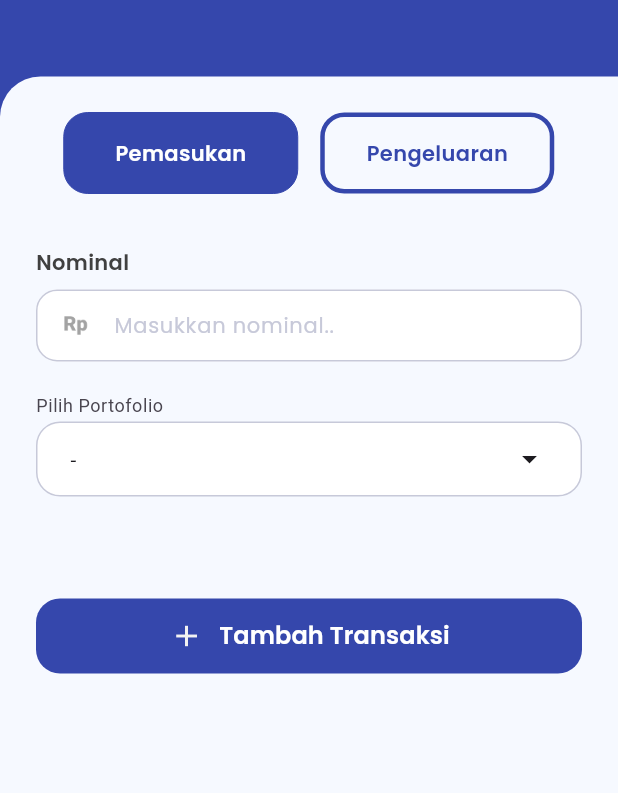
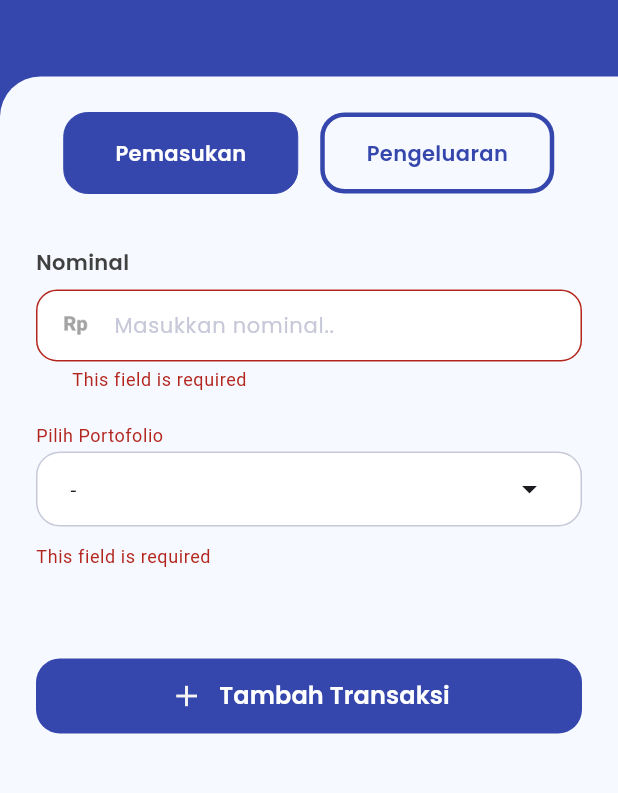
Before and after one commit to gochujjang/simedit, a Flutter app: the PortofolioTransaksiPage screen opened directly, after a tap on "Tambah Transaksi", on a phone screen of 412 x 824 dp, the part 60-853 px from its top. Run offline on Flutter 3.47's test engine with Material 3 defaults, Android fonts, the phone set to English and light mode, and no system bars; our stand-ins replace carousel_slider, dio, get, get_storage, google_fonts; accounts and stored records are empty; network calls fail.

Commit message:
tambah transaksi porto

```diff
--- a/lib/controllers/home_controller.dart
+++ b/lib/controllers/home_controller.dart
@@ -1,9 +1,11 @@
+import 'package:SiMedit/controllers/portofolio_controller.dart';
 import 'package:SiMedit/controllers/portofolio_tambah_controller.dart';
 import 'package:SiMedit/controllers/profile_controller.dart';
 import 'package:get/get.dart';
 
 class HomeController extends GetxController {
   ProfileController profileController = Get.put(ProfileController());
+  PortofolioController portofolioController = Get.put(PortofolioController());
   PortofolioTambahController portoAddController =
       Get.put(PortofolioTambahController());
   @override
@@ -12,6 +14,7 @@ class HomeController extends GetxController {
 
     profileController.getProfiles();
     portoAddController.getListPorto();
+    portofolioController.getPortofolio();
     update();
   }
 
--- a/lib/controllers/portofolio_tambah_controller.dart
+++ b/lib/controllers/portofolio_tambah_controller.dart
@@ -1,5 +1,7 @@
 import 'package:SiMedit/controllers/portofolio_controller.dart';
 import 'package:SiMedit/services/porto_service.dart';
+import 'package:SiMedit/theme.dart';
+import 'package:SiMedit/ui/pages/home_page.dart';
 import 'package:flutter/material.dart';
 import 'package:get/get.dart';
 
@@ -35,7 +37,45 @@ class PortofolioTambahController extends GetxController {
   }
 
   var isStatusActive = false.obs;
-  String? status = 'pemasukan';
   String? nominal;
   String? porto_id;
+  String? status = 'pemasukan';
+
+  doTambahTransaksi() async {
+    bool isValid = formKey.currentState!.validate();
+    if (!isValid) {
+      return;
+    }
+
+    bool isSuccess = await PortoService().tambah(
+      nominal: nominal!,
+      porto_id: porto_id!,
+      status: status!,
+    );
+
+    if (!isSuccess) {
+      Get.snackbar(
+        'Error',
+        'Data tidak terkirim',
+        snackPosition: SnackPosition.TOP,
+        colorText: whiteColor,
+        backgroundColor: redColor,
+      );
+      return;
+    } else {
+      Get.snackbar(
+        'Success',
+        'Berhasil Menambah Transaksi',
+        snackPosition: SnackPosition.TOP,
+        colorText: whiteColor,
+        backgroundColor: greenColor,
+      );
+
+      portoController.getPortofolio();
+      portoController.doTotal();
+
+      update();
+      Get.off(() => HomePage(), arguments: 2);
+    }
+  }
 }
--- a/lib/services/porto_service.dart
+++ b/lib/services/porto_service.dart
@@ -20,7 +20,6 @@ class PortoService {
     String jsonString = jsonEncode(response.data);
     Map obj = jsonDecode(jsonString);
     List data = obj["data"];
-    print(data);
     return data;
   }
 
@@ -144,14 +143,14 @@ class PortoService {
   }
 
   tambah({
+    required String nominal,
+    required String porto_id,
     required String status,
-    required int nominal,
-    required String porto,
   }) async {
     String? token = box.read("token");
     try {
       var response = await Dio().post(
-        "https://reqres.in/api/users",
+        "https://medit.kreatifsolusindo.id/api/portofolio-transaction",
         options: Options(
           headers: {
             "Content-Type": "application/json",
@@ -159,15 +158,17 @@ class PortoService {
           },
         ),
         data: {
+          "nominal": nominal,
+          "porto_id": porto_id,
           "status": status,
-          "nominal": nominal,
-          "porto": porto,
         },
       );
       Map obj = response.data;
       print("Response OBJ = ${obj}");
+      return true;
     } on Exception catch (err) {
       print(err);
+      return false;
     }
   }
 }
--- a/lib/ui/pages/portofolio/portofolio_transaksi_page.dart
+++ b/lib/ui/pages/portofolio/portofolio_transaksi_page.dart
@@ -289,6 +289,7 @@ class PortofolioTransaksiPage extends StatelessWidget {
                           print("Status : ${controller.status}");
                           print("Nominal : ${controller.nominal}");
                           print("Porto : ${controller.porto_id}");
+                          controller.doTambahTransaksi();
                           // Get.off(() => HomePage(), arguments: {'tabIndex': 1});
                         },
                       ),
```
